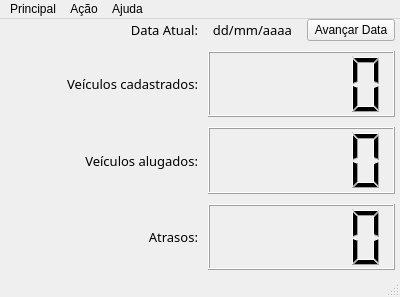
Qt form design/MainWindow.ui (ryukinix/rentalcar) before a commit.
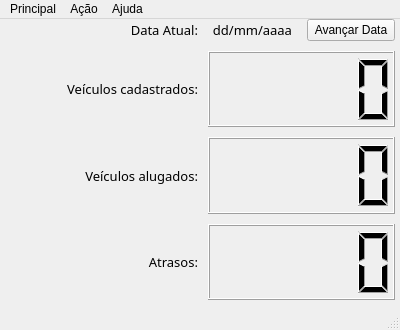
The same form after that commit.

Commit message:
Realiza ajustes de interface
+ DeleteWidget
+ MainWindow

Algumas sincronias de tamanho e etc.

```diff
--- a/design/MainWindow.ui
+++ b/design/MainWindow.ui
@@ -7,7 +7,7 @@
     <x>0</x>
     <y>0</y>
     <width>400</width>
-    <height>297</height>
+    <height>330</height>
    </rect>
   </property>
   <property name="windowTitle">
@@ -20,7 +20,7 @@
       <x>10</x>
       <y>0</y>
       <width>385</width>
-      <height>251</height>
+      <height>281</height>
      </rect>
     </property>
     <layout class="QVBoxLayout" name="verticalLayout">
```
Left out of the diff: 128 changed lines with no effect on the pictures. The commit also changes 3 other files.
